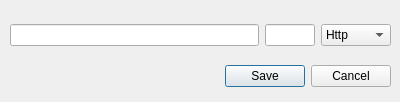
garrylachman/Proxy-Checker-Tool, file addsingleproxydialog.ui: the form before one commit.
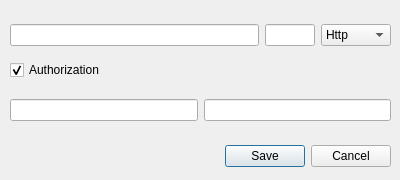
The form after the commit. Custom widgets are drawn as their Qt base class.

```diff
--- a/addsingleproxydialog.ui
+++ b/addsingleproxydialog.ui
@@ -10,19 +10,19 @@
     <x>0</x>
     <y>0</y>
     <width>400</width>
-    <height>102</height>
+    <height>180</height>
    </rect>
   </property>
   <property name="minimumSize">
    <size>
     <width>400</width>
-    <height>102</height>
+    <height>180</height>
    </size>
   </property>
   <property name="maximumSize">
    <size>
     <width>400</width>
-    <height>102</height>
+    <height>180</height>
    </size>
   </property>
   <property name="focusPolicy">
@@ -41,7 +41,7 @@
    <property name="geometry">
     <rect>
      <x>20</x>
-     <y>60</y>
+     <y>140</y>
      <width>371</width>
      <height>32</height>
     </rect>
@@ -108,7 +108,65 @@
     </item>
    </layout>
   </widget>
+  <widget class="QWidget" name="horizontalLayoutWidget_2">
+   <property name="geometry">
+    <rect>
+     <x>10</x>
+     <y>90</y>
+     <width>381</width>
+     <height>41</height>
+    </rect>
+   </property>
+   <layout class="QHBoxLayout" name="horizontalLayout_2">
+    <item>
+     <widget class="CustomColorPlaceholderLineEdit" name="username">
+      <property name="inputMask">
+       <string/>
+      </property>
+      <property name="readOnly">
+       <bool>false</bool>
+      </property>
+      <property name="placeholderText">
+       <string/>
+      </property>
+     </widget>
+    </item>
+    <item>
+     <widget class="CustomColorPlaceholderLineEdit" name="password">
+      <property name="echoMode">
+       <enum>QLineEdit::Password</enum>
+      </property>
+      <property name="placeholderText">
+       <string comment="Password" extracomment="Password"/>
+      </property>
+     </widget>
+    </item>
+   </layout>
+  </widget>
+  <widget class="QCheckBox" name="isAuth">
+   <property name="geometry">
+    <rect>
+     <x>10</x>
+     <y>60</y>
+     <width>111</width>
+     <height>20</height>
+    </rect>
+   </property>
+   <property name="text">
+    <string>Authorization</string>
+   </property>
+   <property name="checked">
+    <bool>true</bool>
+   </property>
+  </widget>
  </widget>
+ <customwidgets>
+  <customwidget>
+   <class>CustomColorPlaceholderLineEdit</class>
+   <extends>QLineEdit</extends>
+   <header location="global">customcolorplaceholderlineedit.h</header>
+  </customwidget>
+ </customwidgets>
  <resources/>
  <connections>
   <connection>
```
Left out of the diff: 4 changed lines with no effect on the pictures.
